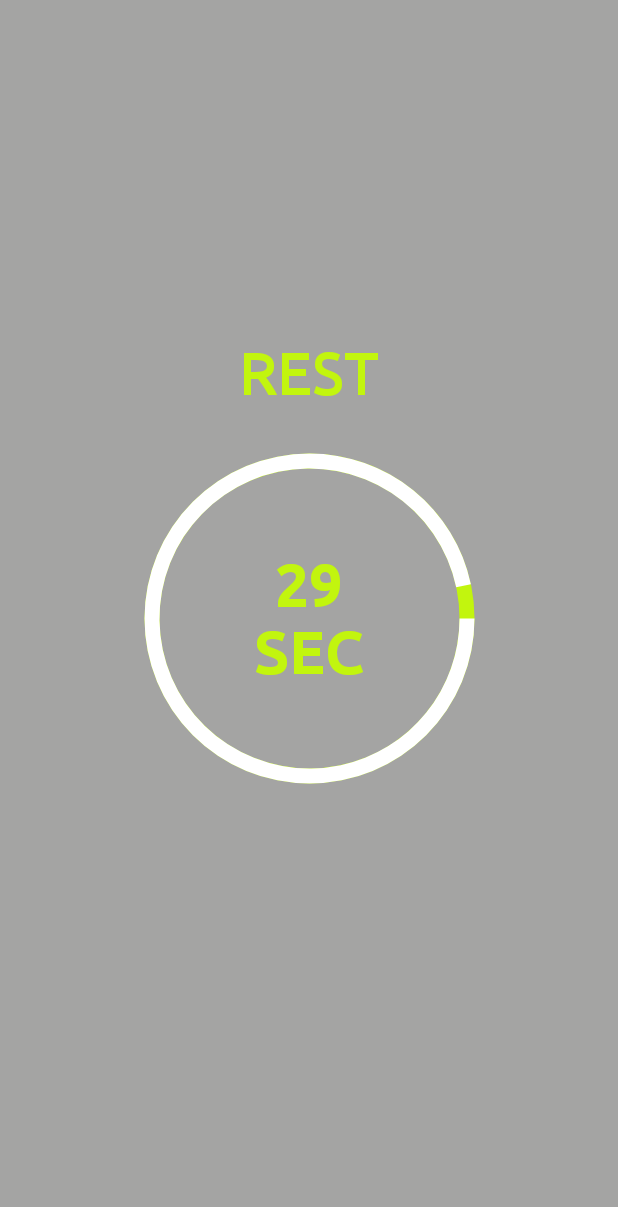
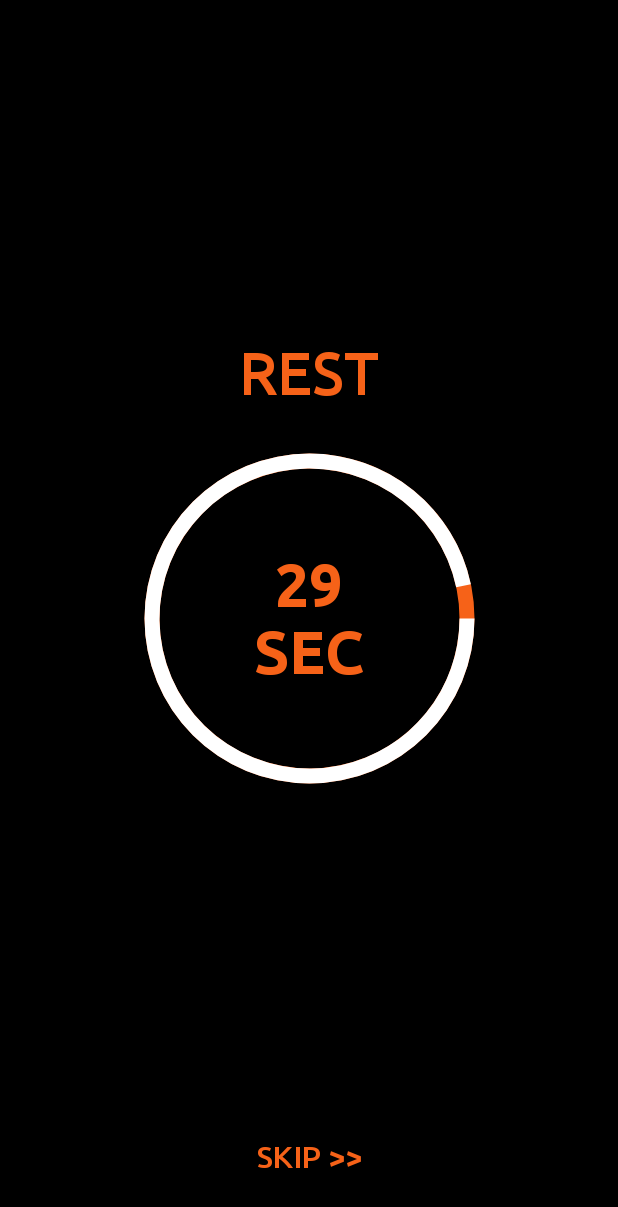
Before and after one commit to navkohal/burn_down, an Android app: the RestActivity screen opened directly, with no data from a screen before it, on a phone screen of 412 x 824 dp. Shown: the top 1207 px of the screen. Run offline under Robolectric (Android 15) with nearby library versions, the phone set to English and light mode, and no system bars.

Commit message:
phase-3 code pushed aftr chnaging app theme color and now user can skip REST screen

```diff
--- a/app/build.gradle
+++ b/app/build.gradle
@@ -12,8 +12,8 @@ android {
         applicationId "com.navdeep.burn_down"
         minSdk 28
         targetSdk 34
-        versionCode 9
-        versionName "1.0.9"
+        versionCode 10
+        versionName "2.0.0"
 
         testInstrumentationRunner "androidx.test.runner.AndroidJUnitRunner"
     }
--- a/app/src/main/java/com/navdeep/burn_down/excercise/workout/excercises/RestActivity.kt
+++ b/app/src/main/java/com/navdeep/burn_down/excercise/workout/excercises/RestActivity.kt
@@ -12,6 +12,7 @@ class RestActivity : AppCompatActivity() {
 
     lateinit var countdown_timer: CountDownTimer
     var timerTv : TextView?= null
+    var skipTV : TextView?= null
     var timerProgressBar: ProgressBar?= null
     var isNextSet = false;
     val REST_RESULT_FLAG = 786
@@ -23,6 +24,7 @@ class RestActivity : AppCompatActivity() {
         }
         setContentView(R.layout.activity_rest)
         timerTv = findViewById(R.id.timer_tv)
+        skipTV = findViewById(R.id.skip_tv)
         timerProgressBar = findViewById(R.id.timer_progress)
         if (isNextSet) {
             startTimer(Utility.REST_TIME_AFTER_SET)
@@ -30,6 +32,12 @@ class RestActivity : AppCompatActivity() {
         } else {
             startTimer(Utility.REST_TIME_AFTER_REP)
             timerProgressBar?.max = 30
+        }
+
+        skipTV?.setOnClickListener {
+            countdown_timer.cancel()
+            setResult(REST_RESULT_FLAG)
+            finish()
         }
     }
 
--- a/app/src/main/res/drawable/back_btn.xml
+++ b/app/src/main/res/drawable/back_btn.xml
@@ -1,5 +1,5 @@
 <vector android:autoMirrored="true" android:height="30dp"
-    android:tint="#C2F50E" android:viewportHeight="24"
+    android:tint="@color/neon_title" android:viewportHeight="24"
     android:viewportWidth="24" android:width="30dp" xmlns:android="http://schemas.android.com/apk/res/android">
     <path android:fillColor="@android:color/white" android:pathData="M21,11H6.83l3.58,-3.59L9,6l-6,6 6,6 1.41,-1.41L6.83,13H21z"/>
 </vector>
--- a/app/src/main/res/layout/activity_excercise_layout.xml
+++ b/app/src/main/res/layout/activity_excercise_layout.xml
@@ -4,7 +4,7 @@
     xmlns:tools="http://schemas.android.com/tools"
     android:layout_width="match_parent"
     android:layout_height="match_parent"
-    android:background="@color/transparent_black"
+    android:background="@color/black"
     tools:context=".excercise.ExcerciseMainScreen">
 
     <RelativeLayout
--- a/app/src/main/res/layout/activity_rest.xml
+++ b/app/src/main/res/layout/activity_rest.xml
@@ -4,7 +4,7 @@
     xmlns:tools="http://schemas.android.com/tools"
     android:layout_width="match_parent"
     android:layout_height="match_parent"
-    android:background="@color/transparent_black"
+    android:background="@color/black"
     tools:context=".excercise.workout.excercises.RestActivity">
 
 
@@ -50,4 +50,20 @@
         android:hint="30\nsec"
         android:textAlignment="center"/>
 
+
+    <TextView
+        android:id="@+id/skip_tv"
+        android:layout_width="wrap_content"
+        android:layout_height="wrap_content"
+        app:layout_constraintBottom_toBottomOf="parent"
+        app:layout_constraintEnd_toEndOf="parent"
+        app:layout_constraintStart_toStartOf="parent"
+        android:layout_marginBottom="25dp"
+        android:padding="15dp"
+        android:textSize="20dp"
+        android:text="SKIP >>"
+        android:fontFamily="@font/ubuntu_medium"
+        android:textColor="@color/neon_title"
+        android:textAlignment="center"/>
+
 </androidx.constraintlayout.widget.ConstraintLayout>
--- a/app/src/main/res/values/colors.xml
+++ b/app/src/main/res/values/colors.xml
@@ -7,7 +7,8 @@
     <color name="teal_700">#FF018786</color>
     <color name="black">#FF000000</color>
     <color name="white">#FFFFFFFF</color>
-    <color name="neon_title">#C2F50E</color>
+    <color name="neon_title">#F66218</color>
+<!--    <color name="neon_title">#C2F50E</color>-->
     <color name="transparent_black">#6820201E</color>
     <color name="pink">#F607EB</color>
     <color name="orange">#F69607</color>
```
Also changed, not shown: 1 other file.
